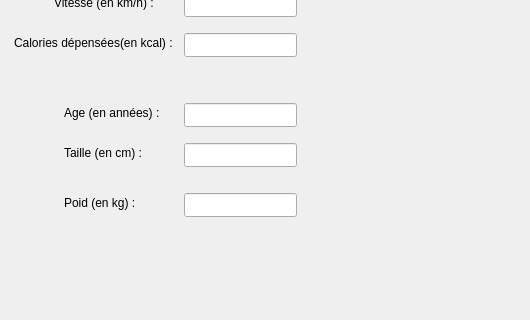
Before: the Qt Designer form mainwindow.ui in SimonAyrault/tp-marathon-lr, drawn with Qt 5; both pictures show x 926 to 1456 and y 364 to 684 of the 1456 by 839 pixel window.
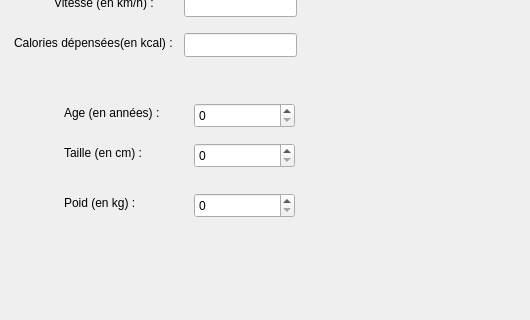
After: the same form once the commit is applied. Icons and pictures are not drawn.

Commit message: Ajout altitude et FC

Diff of the .ui file:
```diff
--- a/mainwindow.ui
+++ b/mainwindow.ui
@@ -221,36 +221,6 @@
      </rect>
     </property>
    </widget>
-   <widget class="QLineEdit" name="lineEdit_10">
-    <property name="geometry">
-     <rect>
-      <x>1110</x>
-      <y>450</y>
-      <width>113</width>
-      <height>24</height>
-     </rect>
-    </property>
-   </widget>
-   <widget class="QLineEdit" name="lineEdit_11">
-    <property name="geometry">
-     <rect>
-      <x>1110</x>
-      <y>490</y>
-      <width>113</width>
-      <height>24</height>
-     </rect>
-    </property>
-   </widget>
-   <widget class="QLineEdit" name="lineEdit_12">
-    <property name="geometry">
-     <rect>
-      <x>1110</x>
-      <y>540</y>
-      <width>113</width>
-      <height>24</height>
-     </rect>
-    </property>
-   </widget>
    <widget class="QLabel" name="label">
     <property name="geometry">
      <rect>
@@ -436,6 +406,36 @@
      <string>Latitude (en degrés décimaux) :</string>
     </property>
    </widget>
+   <widget class="QSpinBox" name="spinBox_age">
+    <property name="geometry">
+     <rect>
+      <x>1120</x>
+      <y>450</y>
+      <width>101</width>
+      <height>25</height>
+     </rect>
+    </property>
+   </widget>
+   <widget class="QSpinBox" name="spinBox_taille">
+    <property name="geometry">
+     <rect>
+      <x>1120</x>
+      <y>490</y>
+      <width>101</width>
+      <height>25</height>
+     </rect>
+    </property>
+   </widget>
+   <widget class="QSpinBox" name="spinBox_poid">
+    <property name="geometry">
+     <rect>
+      <x>1120</x>
+      <y>540</y>
+      <width>101</width>
+      <height>25</height>
+     </rect>
+    </property>
+   </widget>
   </widget>
   <widget class="QMenuBar" name="menuBar">
    <property name="geometry">
```
Left out of the diff: 12 changed lines with no effect on the pictures. The commit also changes 2 other files.
